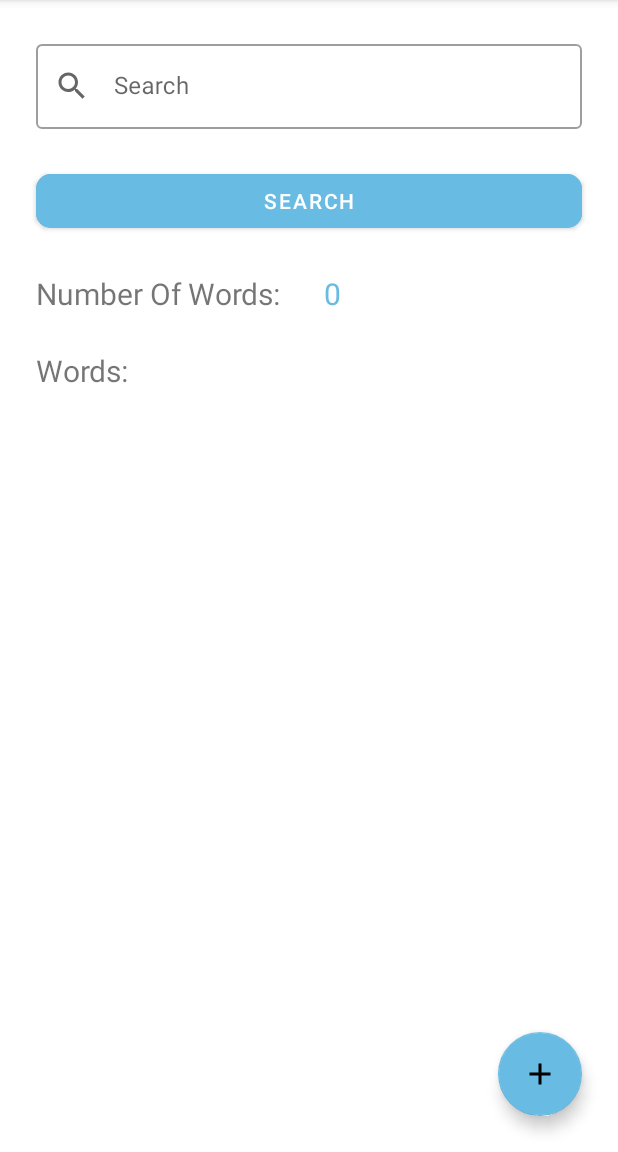
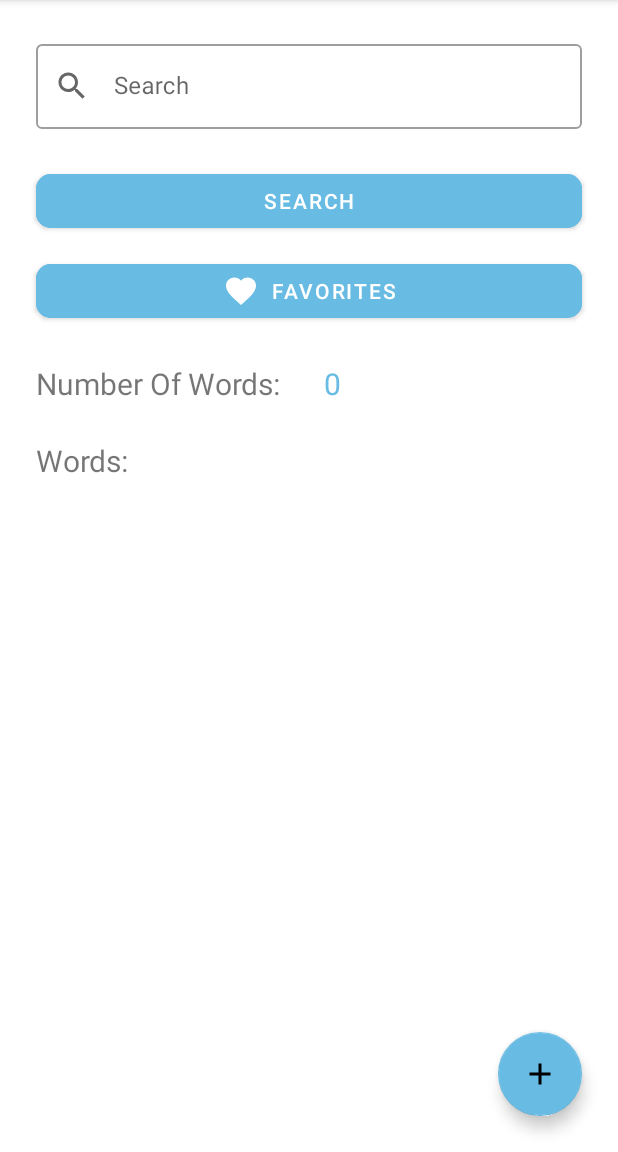
Before and after one commit to nick-gharizadeh/Dictionary, an Android app: the screen it shows after launch (MainActivity), on a phone screen of 412 x 824 dp, the part 84-1236 px from its top. Run offline under Robolectric (Android 15) with nearby library versions, the phone set to English and light mode, and no system bars; our stand-ins replace Room's generated code.

Commit message:
add favorite button in main fragment

```diff
--- a/app/src/main/java/com/example/hw14/view/SearchWordFragment.kt
+++ b/app/src/main/java/com/example/hw14/view/SearchWordFragment.kt
@@ -55,6 +55,7 @@ class SearchWordFragment : Fragment() {
         binding.floatingActionButtonAdd.setOnClickListener {
             findNavController().navigate(R.id.action_searchWordFragment_to_insertWordFragment)
         }
+
         binding.buttonSearch.setOnClickListener {
             if (validate()) {
                 val word =
--- a/app/src/main/res/layout/fragment_search_word.xml
+++ b/app/src/main/res/layout/fragment_search_word.xml
@@ -5,6 +5,24 @@
     android:layout_width="match_parent"
     android:layout_height="match_parent"
     tools:context=".view.SearchWordFragment" >
+
+    <Button
+        android:id="@+id/buttonfav"
+        style="@style/Widget.MaterialComponents.Button"
+        android:layout_width="0dp"
+        android:layout_height="wrap_content"
+        android:layout_marginStart="24dp"
+        android:layout_marginTop="12dp"
+        android:layout_marginEnd="24dp"
+        android:backgroundTint="@color/myBlue"
+        android:text="Favorites"
+        app:cornerRadius="10dp"
+        app:icon="@drawable/ic_baseline_favorite_24"
+        app:iconGravity="textStart"
+        app:layout_constraintEnd_toEndOf="parent"
+        app:layout_constraintHorizontal_bias="1.0"
+        app:layout_constraintStart_toStartOf="parent"
+        app:layout_constraintTop_toBottomOf="@+id/buttonSearch" />
 
     <com.google.android.material.floatingactionbutton.FloatingActionButton
         android:id="@+id/floatingActionButtonAdd"
@@ -62,7 +80,7 @@
         android:text="Number Of Words: "
         android:textSize="20sp"
         app:layout_constraintStart_toStartOf="parent"
-        app:layout_constraintTop_toBottomOf="@+id/buttonSearch" />
+        app:layout_constraintTop_toBottomOf="@+id/buttonfav" />
 
     <TextView
         android:id="@+id/textViewCount"
```
